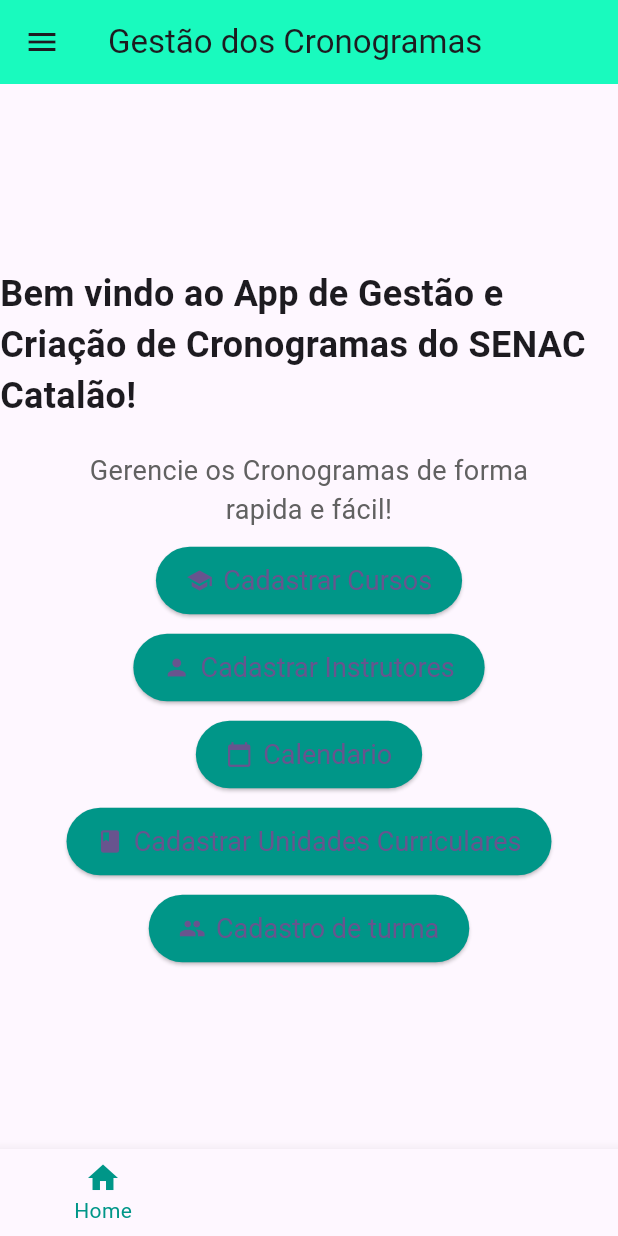
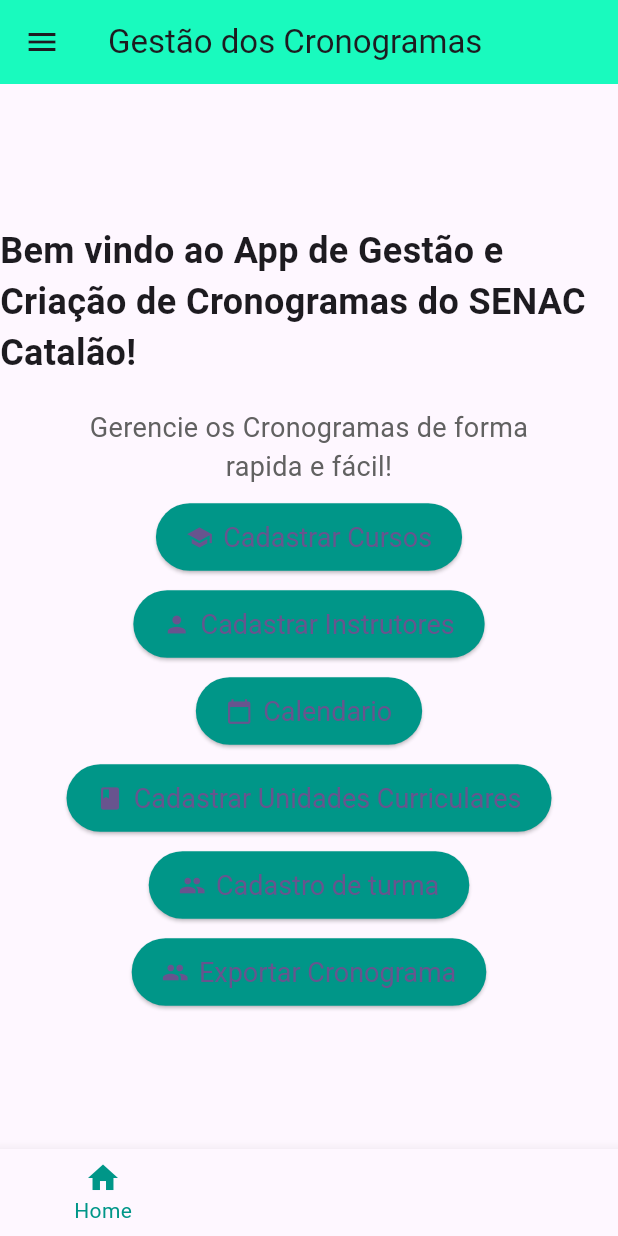
Before and after one commit to maurodriguess/Cronograma_Cursos_Senac, a Flutter app: the screen it shows after launch, on a phone screen of 412 x 824 dp. Run offline on Flutter 3.47's test engine with Material 3 defaults, Android fonts, the phone set to English and light mode, and no system bars; our stand-ins replace sqflite, sqflite_common_ffi; missing offline and left inert: excel; accounts and stored records are empty.

Commit message:
mudanças home

```diff
--- a/lib/presentation/pages/main_home_page.dart
+++ b/lib/presentation/pages/main_home_page.dart
@@ -1,3 +1,4 @@
+import 'package:cronograma/presentation/cronograma.dart';
 import 'package:cronograma/presentation/pages/Instrutores/instrutor_page_form.dart';
 import 'package:cronograma/presentation/pages/Unidades%20Curriculares/unidades_curriculares_form.dart';
 import 'package:cronograma/presentation/pages/calendarios/calendario_page.dart';
@@ -105,6 +106,22 @@ class MainHomePage extends StatelessWidget {
             );
           },
         ),
+        const SizedBox(height: 10),
+        ElevatedButton.icon(
+          icon: const Icon(Icons.group),
+          label: const Text('Exportar Cronograma'),
+          style: ElevatedButton.styleFrom(
+            backgroundColor: Colors.teal,
+            padding: const EdgeInsets.symmetric(horizontal: 20, vertical: 12),
+            textStyle: const TextStyle(fontSize: 18),
+          ),
+          onPressed: () async {
+          await gerarCronogramaExcel();
+          ScaffoldMessenger.of(context).showSnackBar(
+          SnackBar(content: Text('Cronograma exportado para Excel!')),
+            );
+          },
+          ),
       ]),
     );
   }
--- a/pubspec.yaml
+++ b/pubspec.yaml
@@ -38,6 +38,8 @@ dependencies:
   sqflite: ^2.4.1
   sqflite_common_ffi: ^2.3.3+1
   path: ^1.9.0
+  excel: ^2.0.7
+  open_file: ^3.2.1
 
 dev_dependencies:
   flutter_test:
```
Also changed, not shown: lib/presentation/cronograma.dart (added, +49 -0 lines), pubspec.lock, 4 other files.
